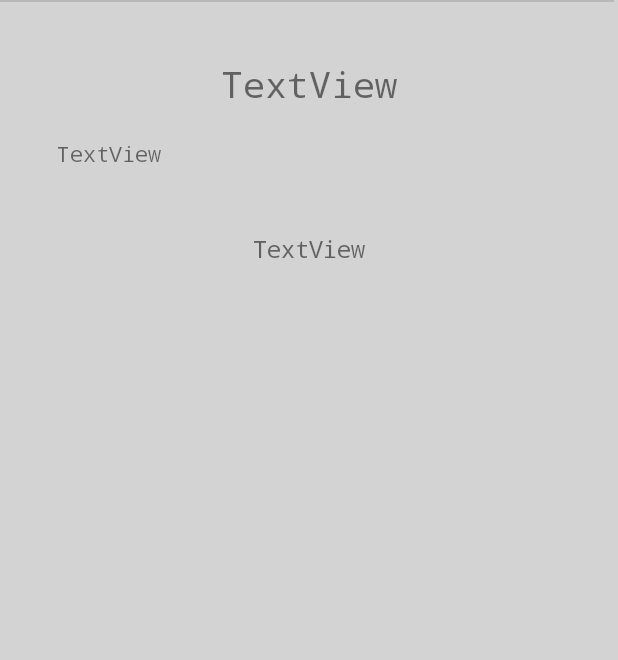
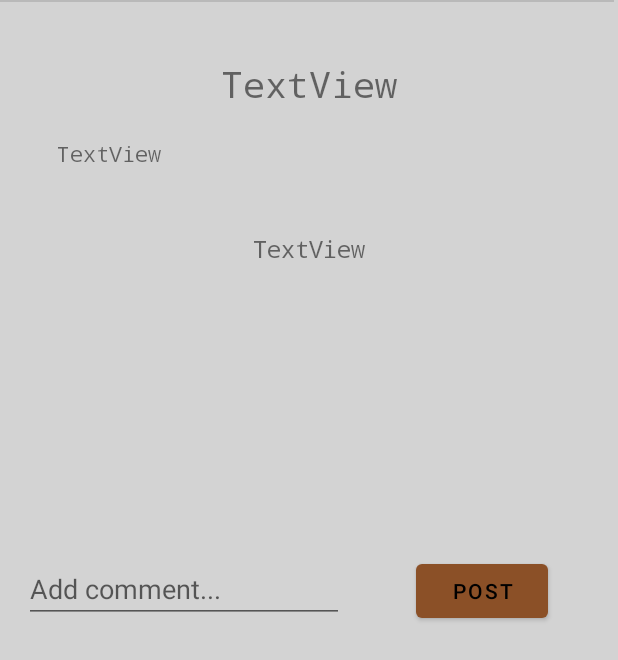
Before and after one commit to Thelangostudent/Game-Forum, an Android app: the DiscussionDetailPage screen opened directly, with no data from a screen before it, on a phone screen of 412 x 824 dp. Shown: the top 660 px of the screen. Run offline under Robolectric (Android 15) with nearby library versions, the phone set to English and light mode, and no system bars; our stand-ins replace Firebase (no records; nobody signed in at launch, a user with empty details on screens opened directly); 5 statements that could not run were skipped.

Commit message:
Comments should work now, but adapter can't seem to set text proper.

```diff
--- a/app/src/main/java/com/group/gameforumproject/CommentsAdapter.java
+++ b/app/src/main/java/com/group/gameforumproject/CommentsAdapter.java
@@ -46,7 +46,7 @@ public class CommentsAdapter  extends RecyclerView.Adapter<CommentsAdapter.Comme
     public void onBindViewHolder(@NonNull CommentsViewHolder holder, int position)
     {
         holder.txt_commentDescription.setText(commentsList.get(position).getDescription());
-        holder.txt_commentUserName.setText(commentsList.get(position).getCommentByUser().getUsername());
+       holder.txt_commentUserName.setText(commentsList.get(position).getCommentByUser().getUsername());
 
 
     }
--- a/app/src/main/java/com/group/gameforumproject/DiscussionDetailPage.java
+++ b/app/src/main/java/com/group/gameforumproject/DiscussionDetailPage.java
@@ -7,8 +7,14 @@ import androidx.recyclerview.widget.RecyclerView;
 
 import android.content.Intent;
 import android.os.Bundle;
+import android.view.View;
+import android.widget.Button;
+import android.widget.EditText;
 import android.widget.TextView;
 
+import com.google.android.gms.tasks.OnSuccessListener;
+import com.google.firebase.auth.FirebaseAuth;
+import com.google.firebase.auth.FirebaseUser;
 import com.google.firebase.database.DataSnapshot;
 import com.google.firebase.database.DatabaseError;
 import com.google.firebase.database.DatabaseReference;
@@ -30,9 +36,16 @@ public class DiscussionDetailPage extends AppCompatActivity {
     private TextView discussionDetailDescription;
     private TextView discussionDetailUserName;
     private RecyclerView.LayoutManager layoutManager;
+    private EditText commentInput;
+    private Button postCommentButton;
+    private User currentUser;
+    private Comments newComment;
 
     FirebaseDatabase remoteDataBase;
     DatabaseReference referenceData;
+    FirebaseUser firebaseUser;
+    FirebaseAuth firebaseAuth;
+    FirebaseDatabase firebaseDatabase;
 
 
     int id; // specific post ID.
@@ -46,16 +59,20 @@ public class DiscussionDetailPage extends AppCompatActivity {
 
         commentRecycler = findViewById(R.id.discusssioncommentRecyclerView);
 
-
+        COMMENTLIST = commentList;
 
         discussionDetailTitle = findViewById(R.id.txt_discussionDetailPageTitle);
         discussionDetailUserName = findViewById(R.id.txt_detail_user_name);
         discussionDetailDescription = findViewById(R.id.txt_detailDiscussionDescription);
+        postCommentButton = findViewById(R.id.btn_postDiscussionComment);
+        commentInput = findViewById(R.id.txt_commentDiscussionInput);
 
         Intent postIntent = getIntent();
         id = postIntent.getIntExtra("id",-1);
 
         DiscussionPost discussionPost = null;
+
+
 
         for (DiscussionPost p: discussionList)
         {
@@ -77,6 +94,30 @@ public class DiscussionDetailPage extends AppCompatActivity {
 
         commentRecycler.setHasFixedSize(true);
 
+        firebaseAuth = FirebaseAuth.getInstance();
+        firebaseUser = firebaseAuth.getCurrentUser();
+        firebaseDatabase = FirebaseDatabase.getInstance("https://game-forum-backend-default-rtdb.europe-west1.firebasedatabase.app/");
+
+        postCommentButton.setOnClickListener(new View.OnClickListener() {
+            @Override
+            public void onClick(View view) {
+                String commentContent = commentInput.getText().toString();
+
+                int newCommentId = COMMENTLIST.size();
+
+
+                String username = firebaseUser.getDisplayName();
+
+                String eMail = firebaseUser.getEmail();
+
+                currentUser = new User(eMail,username);
+
+                newComment = new Comments(newCommentId,id,currentUser,commentContent);
+
+                addComment(newComment);
+
+            }
+        });
 
 
 
@@ -88,12 +129,15 @@ public class DiscussionDetailPage extends AppCompatActivity {
             public void onDataChange(@NonNull DataSnapshot dataSnapshot) {
 
 
+
                 for (DataSnapshot postsnap: dataSnapshot.getChildren()) {
 
                     Comments post = postsnap.getValue(Comments.class);
-
-                    if (post.getPostId() == id)
-                    commentList.add(post);
+                    COMMENTLIST.add(post);
+                    if (post.getCommentid() == id)
+                    {
+                        commentList.add(post);
+                    }
 
 
 
@@ -101,7 +145,7 @@ public class DiscussionDetailPage extends AppCompatActivity {
 
 
 
-                COMMENTLIST = commentList;
+
 
                 commentRecycler.setAdapter(commentsAdapter);
 
@@ -118,4 +162,25 @@ public class DiscussionDetailPage extends AppCompatActivity {
 
 
     }
+
+    // adds comment and pushes it to firebase.
+    private void addComment(Comments commentPost) {
+
+        FirebaseDatabase database = FirebaseDatabase.getInstance("https://game-forum-backend-default-rtdb.europe-west1.firebasedatabase.app/");
+        DatabaseReference myRef = database.getReference("DiscussionPostCommentsTest").push();
+
+        // get post unique ID and update post key
+
+
+        // add post data to firebase database
+
+        myRef.setValue(commentPost).addOnSuccessListener(new OnSuccessListener<Void>() {
+            @Override
+            public void onSuccess(Void aVoid) {
+                //showMessage("Post Added successfully");
+
+
+            }
+        });
+    }
 }
--- a/app/src/main/res/layout/activity_discussion_detail_page.xml
+++ b/app/src/main/res/layout/activity_discussion_detail_page.xml
@@ -63,4 +63,29 @@
         app:layout_constraintStart_toStartOf="parent"
         app:layout_constraintTop_toTopOf="parent"
         app:layout_constraintVertical_bias="0.193" />
+
+    <EditText
+        android:id="@+id/txt_commentDiscussionInput"
+        android:layout_width="wrap_content"
+        android:layout_height="wrap_content"
+        android:layout_marginStart="16dp"
+        android:ems="10"
+        android:hint="Add comment..."
+        android:inputType="textPersonName"
+        app:layout_constraintBottom_toBottomOf="parent"
+        app:layout_constraintStart_toStartOf="parent"
+        app:layout_constraintTop_toTopOf="parent"
+        app:layout_constraintVertical_bias="0.475" />
+
+    <Button
+        android:id="@+id/btn_postDiscussionComment"
+        android:layout_width="wrap_content"
+        android:layout_height="wrap_content"
+        android:text="Post"
+        app:layout_constraintBottom_toBottomOf="parent"
+        app:layout_constraintEnd_toEndOf="parent"
+        app:layout_constraintHorizontal_bias="0.505"
+        app:layout_constraintStart_toEndOf="@+id/txt_commentDiscussionInput"
+        app:layout_constraintTop_toTopOf="parent"
+        app:layout_constraintVertical_bias="0.477" />
 </androidx.constraintlayout.widget.ConstraintLayout>
--- a/app/src/main/res/layout/one_comment.xml
+++ b/app/src/main/res/layout/one_comment.xml
@@ -29,7 +29,7 @@
         app:layout_constraintEnd_toEndOf="parent"
         app:layout_constraintStart_toStartOf="parent"
         app:layout_constraintTop_toTopOf="parent"
-        app:layout_constraintVertical_bias="0.518" />
+        app:layout_constraintVertical_bias="0.775" />
 
     <View
         android:id="@+id/divider"
@@ -37,7 +37,7 @@
         android:layout_height="1dp"
         android:layout_marginStart="1dp"
         android:layout_marginEnd="1dp"
-        android:layout_marginBottom="524dp"
+        android:layout_marginBottom="604dp"
         android:background="?android:attr/listDivider"
         app:layout_constraintBottom_toBottomOf="parent"
         app:layout_constraintEnd_toEndOf="parent"
```
Also changed, not shown: app/src/main/java/com/group/gameforumproject/Comments.java (+8 -9 lines).
